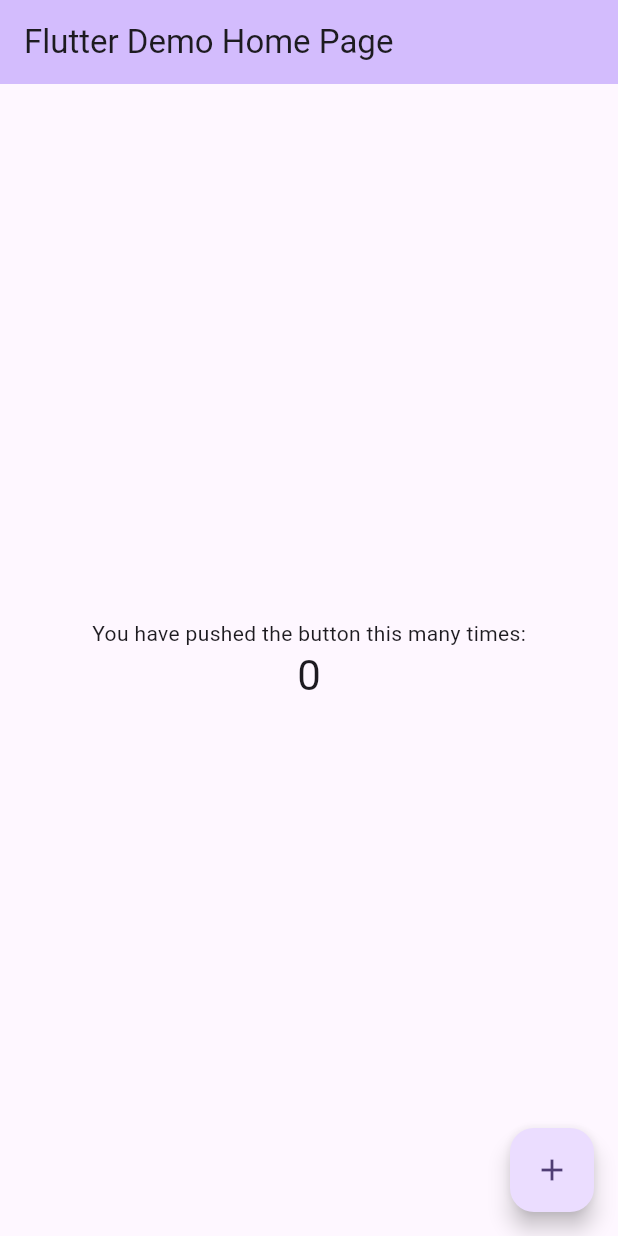
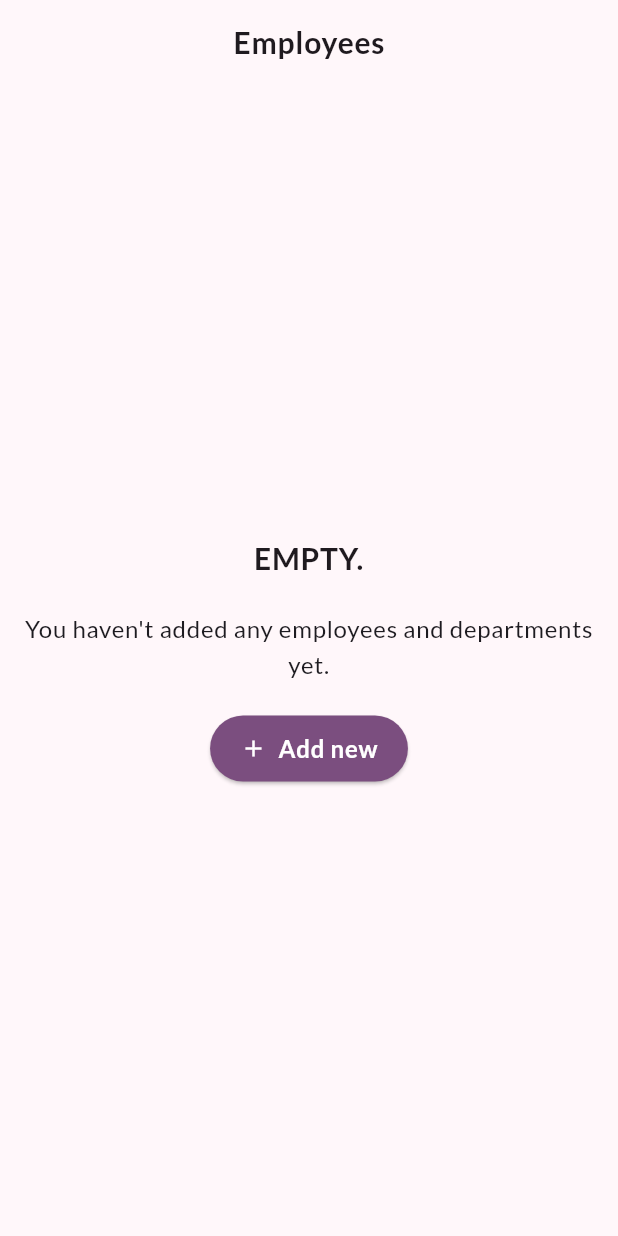
Before and after one commit to PJozeph/talento-hr-app, a Flutter app: the screen it shows after launch, on a phone screen of 412 x 824 dp. Run offline on Flutter 3.47's test engine with Material 3 defaults, Android fonts, the light colour scheme and no system bars; our stand-ins replace google_fonts.

Commit message:
feat: Implement light and dark themes, add EmployeesScreen, and create Employee model

```diff
--- a/lib/main.dart
+++ b/lib/main.dart
@@ -1,4 +1,26 @@
 import 'package:flutter/material.dart';
+import 'package:google_fonts/google_fonts.dart';
+import 'package:talento/screen/employees-screen.dart';
+
+final lightTheme = ThemeData(
+  useMaterial3: true,
+  brightness: Brightness.light,
+  colorScheme: ColorScheme.fromSeed(
+    brightness: Brightness.light,
+    seedColor: Colors.purpleAccent,
+  ),
+  textTheme: GoogleFonts.latoTextTheme(),
+);
+
+final darkTheme = ThemeData(
+  useMaterial3: true,
+  brightness: Brightness.dark,
+  colorScheme: ColorScheme.fromSeed(
+    brightness: Brightness.dark,
+    seedColor: Colors.purpleAccent,
+  ),
+  textTheme: GoogleFonts.latoTextTheme(),
+);
 
 void main() {
   runApp(const MyApp());
@@ -7,48 +29,21 @@ void main() {
 class MyApp extends StatelessWidget {
   const MyApp({super.key});
 
-
-
-
   // This widget is the root of your application.
   @override
   Widget build(BuildContext context) {
     return MaterialApp(
       title: 'Flutter Demo',
-      theme: ThemeData(
-        // This is the theme of your application.
-        //
-        // TRY THIS: Try running your application with "flutter run". You'll see
-        // the application has a purple toolbar. Then, without quitting the app,
-        // try changing the seedColor in the colorScheme below to Colors.green
-        // and then invoke "hot reload" (save your changes or press the "hot
-        // reload" button in a Flutter-supported IDE, or press "r" if you used
-        // the command line to start the app).
-        //
-        // Notice that the counter didn't reset back to zero; the application
-        // state is not lost during the reload. To reset the state, use hot
-        // restart instead.
-        //
-        // This works for code too, not just values: Most code changes can be
-        // tested with just a hot reload.
-        colorScheme: ColorScheme.fromSeed(seedColor: Colors.deepPurple),
-      ),
-      home: const MyHomePage(title: 'Flutter Demo Home Page'),
+      theme: lightTheme,
+      darkTheme: darkTheme,
+      themeMode: ThemeMode.system, // Uses system setting (light/dark)
+      home: const EmployeesScreen(employees: []),
     );
   }
 }
 
 class MyHomePage extends StatefulWidget {
   const MyHomePage({super.key, required this.title});
-
-  // This widget is the home page of your application. It is stateful, meaning
-  // that it has a State object (defined below) that contains fields that affect
-  // how it looks.
-
-  // This class is the configuration for the state. It holds the values (in this
-  // case the title) provided by the parent (in this case the App widget) and
-  // used by the build method of the State. Fields in a Widget subclass are
-  // always marked "final".
 
   final String title;
 
@@ -61,11 +56,6 @@ class _MyHomePageState extends State<MyHomePage> {
 
   void _incrementCounter() {
     setState(() {
-      // This call to setState tells the Flutter framework that something has
-      // changed in this State, which causes it to rerun the build method below
-      // so that the display can reflect the updated values. If we changed
-      // _counter without calling setState(), then the build method would not be
-      // called again, and so nothing would appear to happen.
       _counter++;
     });
   }
--- /dev/null
+++ b/lib/modal/employee.dart
@@ -0,0 +1,6 @@
+class Employee {
+  String name;
+  String email;
+
+  Employee({required this.name, required this.email});
+}
--- /dev/null
+++ b/lib/screen/employees-screen.dart
@@ -0,0 +1,88 @@
+import 'package:flutter/material.dart';
+import 'package:talento/modal/employee.dart';
+
+class EmployeesScreen extends StatelessWidget {
+  const EmployeesScreen({super.key, required this.employees});
+
+  final List<Employee> employees;
+
+  @override
+  Widget build(BuildContext context) {
+    Widget content = Padding(
+      padding: const EdgeInsets.all(10.0),
+      child: Center(
+        child: Column(
+          mainAxisAlignment: MainAxisAlignment.center,
+          crossAxisAlignment: CrossAxisAlignment.center,
+          children: [
+            Text(
+              'EMPTY.',
+              style: Theme.of(context).textTheme.bodyLarge?.copyWith(
+                fontSize: 20,
+                fontWeight: FontWeight.w600,
+                color: Theme.of(context).colorScheme.onSurface,
+              ),
+              textAlign: TextAlign.center,
+            ),
+            const SizedBox(height: 20),
+            Text(
+              'You haven\'t added any employees and departments yet.',
+              style: Theme.of(context).textTheme.bodyLarge,
+              textAlign: TextAlign.center,
+            ),
+            const SizedBox(height: 20),
+            // buttin with icon
+            ElevatedButton.icon(
+              onPressed: () {
+                // Navigate to the add employee screen
+                //Navigator.pushNamed(context, '/add-employee');
+              },
+              icon: const Icon(Icons.add),
+              label: const Text('Add new'),
+              style: ElevatedButton.styleFrom(
+                backgroundColor: Theme.of(context).colorScheme.primary,
+                foregroundColor: Theme.of(context).colorScheme.onPrimary,
+                padding: const EdgeInsets.symmetric(
+                  horizontal: 20,
+                  vertical: 10,
+                ),
+                textStyle: Theme.of(context).textTheme.bodyLarge?.copyWith(
+                  fontSize: 16,
+                  fontWeight: FontWeight.w600,
+                ),
+              ),
+            ),
+          ],
+        ),
+      ),
+    );
+
+    if (employees.isNotEmpty) {
+      content = ListView.builder(
+        itemCount: employees.length,
+        itemBuilder: (context, index) {
+          final employee = employees[index];
+          return ListTile(
+            title: Text(employee.name),
+            subtitle: Text(employee.email),
+          );
+        },
+      );
+    }
+
+    return Scaffold(
+      appBar: AppBar(
+        centerTitle: true,
+        title: Text(
+          'Employees',
+          style: Theme.of(context).textTheme.bodyLarge?.copyWith(
+            fontSize: 20,
+            fontWeight: FontWeight.w600,
+            color: Theme.of(context).colorScheme.onSurface,
+          ),
+        ),
+      ),
+      body: content,
+    );
+  }
+}
--- a/pubspec.yaml
+++ b/pubspec.yaml
@@ -34,6 +34,8 @@ dependencies:
   # The following adds the Cupertino Icons font to your application.
   # Use with the CupertinoIcons class for iOS style icons.
   cupertino_icons: ^1.0.8
+  flutter_riverpod: ^2.6.1
+  google_fonts: ^6.2.1
 
 dev_dependencies:
   flutter_test:
```
Also changed, not shown: pubspec.lock, 1 other file.
